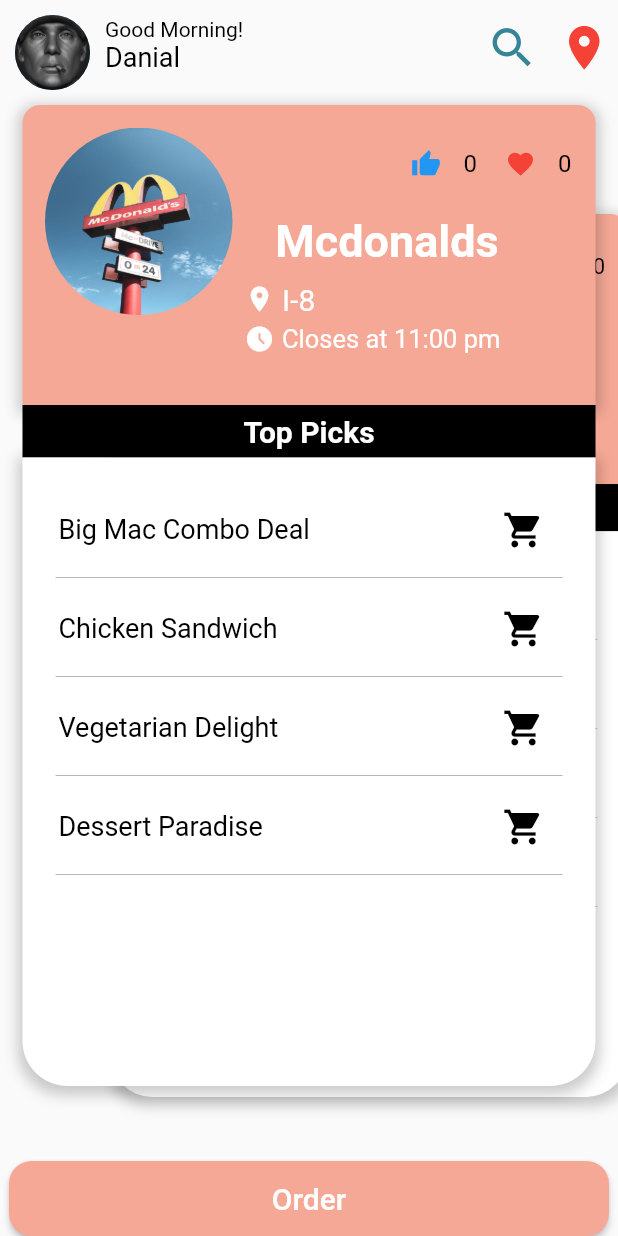
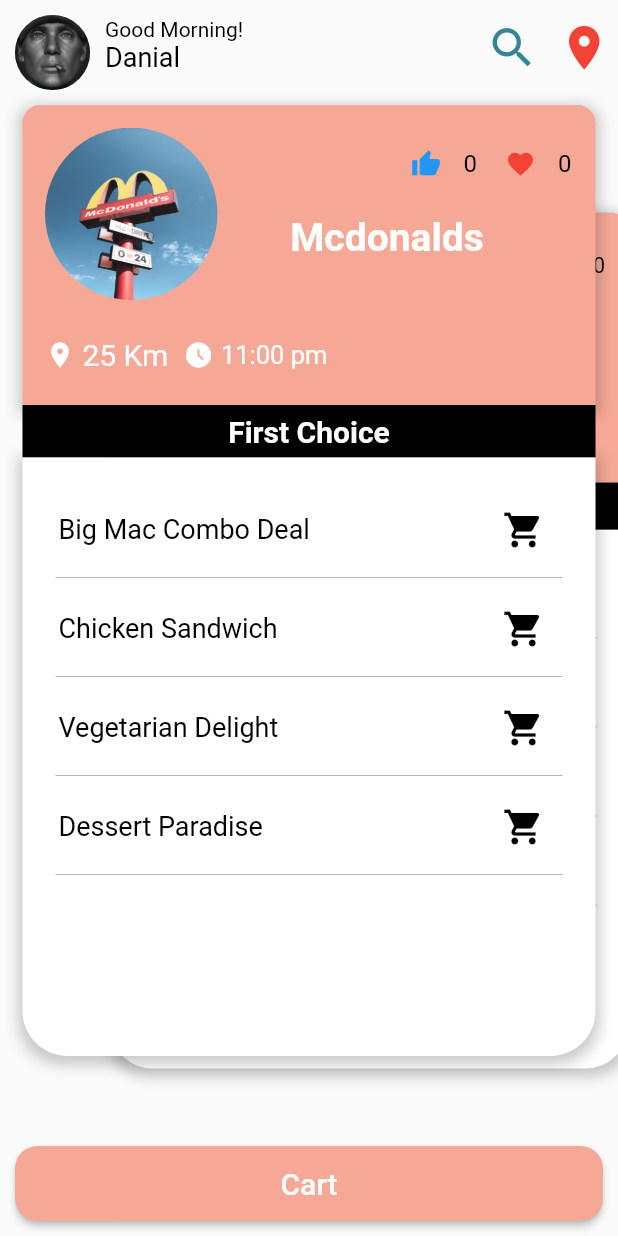
Before and after one commit to ED209Repo/AnyPick, a Flutter app: the Example screen opened directly, on a phone screen of 412 x 824 dp. Run offline on Flutter 3.47's test engine with Material 2 defaults, Android fonts, the phone set to English and light mode, and no system bars; drawn by our look-alikes of flutter_card_swiper; our stand-ins replace card_swiper, country_picker, fluttertoast, image_picker, liquid_swipe, lottie and 1 more; missing offline and left inert: fast_color_picker, flutterme_credit_card.

Commit message:
update
CardSwiperUpdate-NewPaymentPageUpdate

```diff
--- a/lib/Card_Swiper.dart
+++ b/lib/Card_Swiper.dart
@@ -54,14 +54,14 @@ class _ExampleCardState extends State<ExampleCard> {
                 alignment: Alignment.topLeft,
                 children: [
                   Padding(
-                    padding: const EdgeInsets.all(15), // Adjust padding as needed
+                    padding: const EdgeInsets.all(15),
                     child: Container(
-                      width: 125, // Increase the width to 220
-                      height: 125, // Increase the height to 220
+                      width: 115,
+                      height: 115,
                       child: const ClipOval(
                         child: Image(
                           image: AssetImage('images/mcdd.jpg'),
-                          fit: BoxFit.cover, // Ensure image covers the container
+                          fit: BoxFit.cover,
                         ),
                       ),
                     ),
@@ -131,16 +131,23 @@ class _ExampleCardState extends State<ExampleCard> {
                                 style: const TextStyle(
                                   color: Colors.white,
                                   fontWeight: FontWeight.bold,
-                                  fontSize: 30,
+                                  fontSize: 26,
                                 ),
                               ),
                             ),
+                          ],
+                        ),
+                      ],
+                    ),
+                  ),
+                ],
+              ),
               Padding(
-                              padding: const EdgeInsets.fromLTRB(28, 10, 0, 0), // Adjust padding as needed
-                              child: Row(
+                padding: const EdgeInsets.fromLTRB(15, 10, 15, 0),
+                child: Row( // Wrap job and city in a Row
                   children: [
                     Icon(
-                                    Icons.location_on, // Location Icon
+                      Icons.location_on,
                       color: AppColors.whitetext,
                       size: 20,
                     ),
@@ -152,15 +159,9 @@ class _ExampleCardState extends State<ExampleCard> {
                         fontSize: 20,
                       ),
                     ),
-                                ],
-                              ),
-                            ),
-                            Padding(
-                              padding: const EdgeInsets.fromLTRB(28, 5, 0, 0), // Adjust padding as needed
-                              child: Row(
-                                children: [
+                    const SizedBox(width: 10), // Add spacing between job and city
                     Icon(
-                                    Icons.access_time_filled_rounded, // Time Icon
+                      Icons.access_time_filled_rounded,
                       color: AppColors.whitetext,
                       size: 20,
                     ),
@@ -177,14 +178,6 @@ class _ExampleCardState extends State<ExampleCard> {
               ),
             ],
           ),
-                      ],
-                    ),
-                  ),
-                ],
-              ),
-              // Adjust spacing as needed
-            ],
-          ),
         ),
 
         FractionallySizedBox(
@@ -198,7 +191,7 @@ class _ExampleCardState extends State<ExampleCard> {
             width: 500,
             child: Center(
               child: Text(
-                "Top Picks",
+                "First Choice",
                 style: TextStyle(
                   fontSize: 20,
                   fontWeight: FontWeight.bold,
--- a/lib/New_Payment_Page.dart
+++ b/lib/New_Payment_Page.dart
@@ -161,8 +161,8 @@ class _AddCardPageState extends State<AddCardPage> {
                                 width: 3,
                               ),
                             ),
-                            labelText: "Valid Thru",
-                            hintText: "****",
+                            labelText: "MM/YY",
+                            hintText: "MM/YY",
                             labelStyle: TextStyle(
                               color: AppColors.blackColor,
                             ),
--- a/lib/card_candidate_model.dart
+++ b/lib/card_candidate_model.dart
@@ -38,8 +38,8 @@ class ExampleResturantModel {
 final List<ExampleResturantModel> candidates = [
   ExampleResturantModel(
     name: 'Mcdonalds',
-    job: 'Closes at 11:00 pm',
-    city: 'I-8',
+    job: '11:00 pm',
+    city: '25 Km',
     likeIcons: Icons.thumb_up, // Add the like icon here
     heartIcon: Icons.favorite, // Add the heart icon here
     likeCount: 0,
@@ -61,8 +61,8 @@ final List<ExampleResturantModel> candidates = [
   ),
   ExampleResturantModel(
     name: 'KFC',
-    job: 'Closes at 11:59 pm',
-    city: 'F-7',
+    job: '11:59 pm',
+    city: '15 Km',
     likeIcons: Icons.thumb_up, // Add the like icon here
     heartIcon: Icons.favorite,
     likeCount: 0,
@@ -85,8 +85,8 @@ final List<ExampleResturantModel> candidates = [
   ),
   ExampleResturantModel(
     name: 'Hardees',
-    job: 'Closes at 1:00 Am',
-    city: 'I-10',
+    job: '1:00 Am',
+    city: '25 Km',
     likeIcons: Icons.thumb_up, // Add the like icon here
     heartIcon: Icons.favorite,
     likeCount: 0,
@@ -108,8 +108,8 @@ final List<ExampleResturantModel> candidates = [
   ),
   ExampleResturantModel(
     name: 'Burger Lab',
-    job: 'Closes at 11:00 pm',
-    city: 'F-10',
+    job: '11:00 pm',
+    city: '25 Km',
     likeIcons: Icons.thumb_up, // Add the like icon here
     heartIcon: Icons.favorite,
     likeCount: 0,
@@ -131,8 +131,8 @@ final List<ExampleResturantModel> candidates = [
   ),
   ExampleResturantModel(
     name: 'Gloria Jeans',
-    job: 'Closes at 2:00 Am',
-    city: 'F-6',
+    job: '2:00 Am',
+    city: '15 Km',
     likeIcons: Icons.thumb_up, // Add the like icon here
     heartIcon: Icons.favorite,
     likeCount: 0,
--- a/lib/homeScreen.dart
+++ b/lib/homeScreen.dart
@@ -146,12 +146,17 @@ class _ExamplePageState extends State<Example> {
     cards[index],
     ),
     ),
-      CustomButton2(
-          text: "Order",
+      Padding(
+
+        padding: const EdgeInsets.all(10),
+        child: CustomButton2(
+            text: "Cart",
             onPressed: () {
               showModalBottomSheet<void>(
                 shape: const RoundedRectangleBorder(
-                  borderRadius: BorderRadius.only(topRight: Radius.circular(20),topLeft: Radius.circular(20))),
+                    borderRadius: BorderRadius.only(
+                        topRight: Radius.circular(20),
+                        topLeft: Radius.circular(20))),
                 context: context,
                 builder: (BuildContext context) {
                   return Container(
@@ -385,6 +390,7 @@ class _ExamplePageState extends State<Example> {
               );
             },
         ),
+      ),
     ],
     ),
     ),
--- a/lib/main.dart
+++ b/lib/main.dart
@@ -2,12 +2,13 @@ import 'package:anypickdemo/MenuPage.dart';
 import 'package:anypickdemo/SplashScreen.dart';
 import 'package:flutter/material.dart';
 
+import 'New_Payment_Page.dart';
 import 'onBoardingScreen.dart';
 void main() {
   runApp(
      MaterialApp(
       debugShowCheckedModeBanner: false,
-      home: OnboardScreen(),
+      home: PaymentMethodPage(paymentMethods: [],),
     ),
   );
 }
--- a/lib/onBoardingScreen.dart
+++ b/lib/onBoardingScreen.dart
@@ -88,19 +88,14 @@ class _OnboardscreenState extends State<OnboardScreen> {
         ],
       ),
     ),
-    Container(
-      width: double.infinity,
-      color: AppColors.whitetext,
-      child: Column(
-        mainAxisAlignment: MainAxisAlignment.center,
-        children: [
     Padding(
-            padding: const EdgeInsets.only(left: 200, bottom: 20),
+      padding: EdgeInsets.fromLTRB(0, 40, 20, 0),
+      child: Container(
+        alignment: Alignment.topRight,
         child: DropdownButton<String>(
           dropdownColor: AppColors.themeColor,
-              hint: const Text('Language ') ,
-              style: TextStyle(
-                  color:  AppColors.whitetext
+         icon: const Icon(
+           Icons.language_rounded,
          ),
           items: <String>['English', 'العربية'].map((String value) {
             return DropdownMenuItem<String>(
@@ -111,6 +106,13 @@ class _OnboardscreenState extends State<OnboardScreen> {
           onChanged: (_) {},
         ),
       ),
+    ),
+    Container(
+      width: double.infinity,
+      color: AppColors.whitetext,
+      child: Column(
+        mainAxisAlignment: MainAxisAlignment.center,
+        children: [
           Padding(
             padding: const EdgeInsets.only(bottom: 60),
             child: Image.asset(
```
Lines whose indentation alone changed are shown as unchanged.
